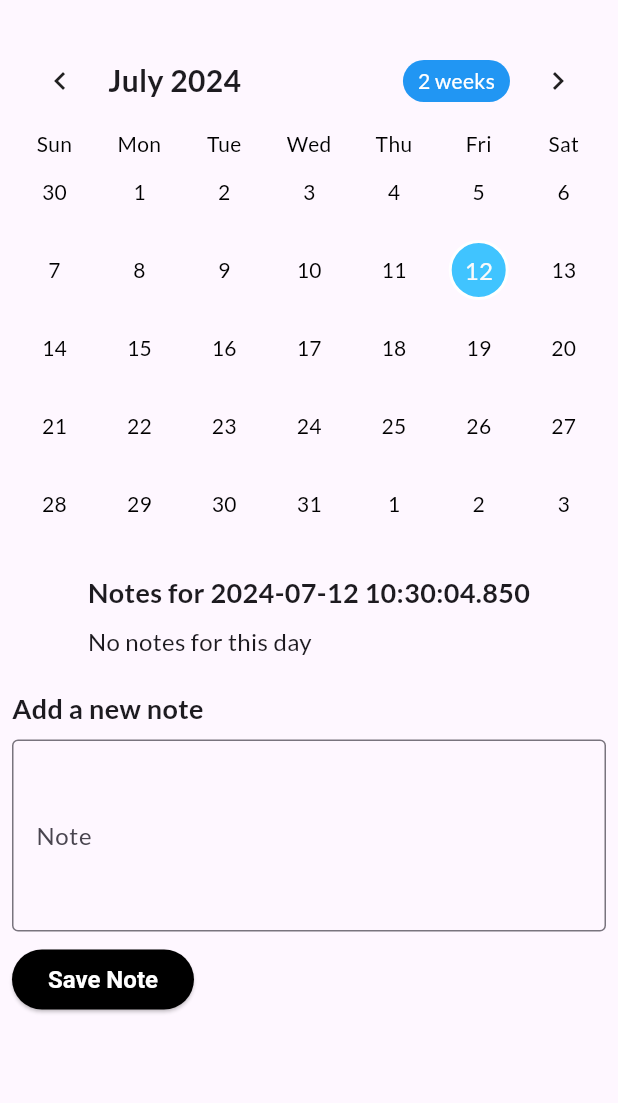
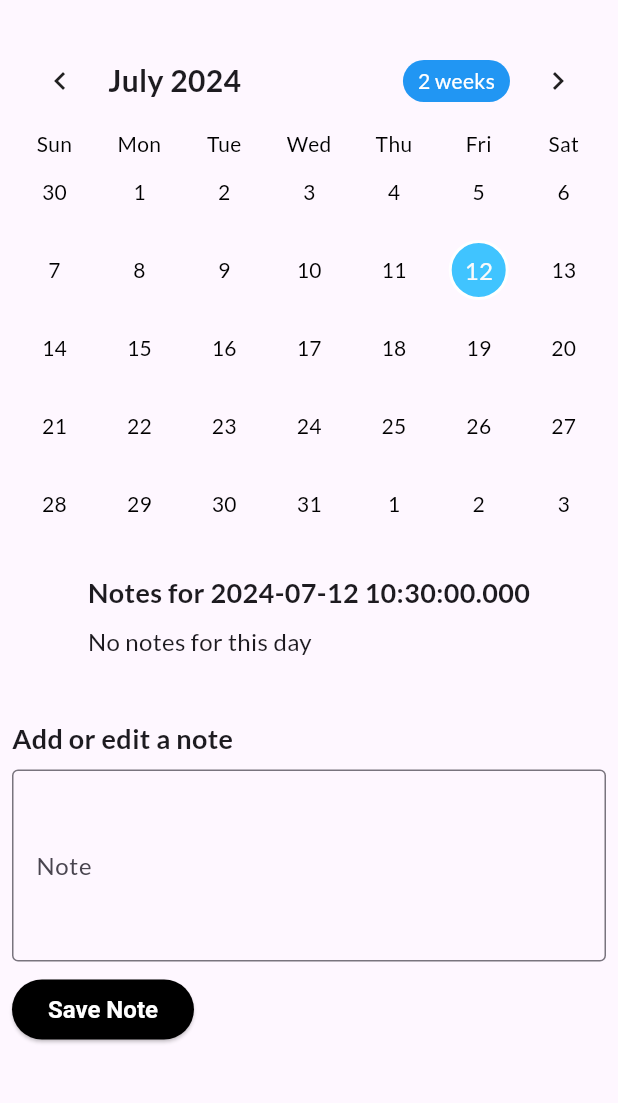
Before and after one commit to aadarshk7/Calender-App, a Flutter app: the CalendarHomePage screen opened by its route, after a tap on "Save Note", on a phone screen of 412 x 824 dp, the part 63-1166 px from its top. Run offline on Flutter 3.47's test engine with Material 3 defaults, Android fonts, the phone set to English and light mode, and no system bars; drawn by our look-alikes of table_calendar; our stand-ins replace google_fonts, shared_preferences; accounts and stored records are empty; statements that could not run were skipped.

Commit message:
Calender app

```diff
--- a/lib/main.dart
+++ b/lib/main.dart
@@ -3,7 +3,7 @@
 import 'package:google_fonts/google_fonts.dart';
 import 'package:shared_preferences/shared_preferences.dart';
 import 'dart:convert';
-import 'splash_screen.dart';
+import 'splashscreen.dart';
 
 void main() {
   runApp(CalendarApp());
@@ -27,7 +27,8 @@
         textTheme: GoogleFonts.latoTextTheme(Theme.of(context).textTheme),
         elevatedButtonTheme: ElevatedButtonThemeData(
           style: ElevatedButton.styleFrom(
-            foregroundColor: Colors.white, backgroundColor: Colors.black, // Text color
+            primary: Colors.black, // Background color
+            onPrimary: Colors.white, // Text color
             textStyle: TextStyle(fontSize: 16, fontWeight: FontWeight.bold),
           ),
         ),
@@ -62,6 +63,7 @@
   late DateTime _focusedDay;
   late DateTime _selectedDay;
   late Map<String, String> _notes;
+  final TextEditingController _noteController = TextEditingController();
 
   @override
   void initState() {
@@ -86,15 +88,23 @@
     await prefs.setString('notes', json.encode(_notes));
   }
 
-  void _addNoteForSelectedDay(String note) {
+  void _addOrUpdateNoteForSelectedDay(String note) {
     setState(() {
       _notes[_selectedDay.toString()] = note;
     });
     _saveNote();
   }
 
+  void _deleteNoteForSelectedDay() {
+    setState(() {
+      _notes.remove(_selectedDay.toString());
+    });
+    _saveNote();
+  }
+
   @override
   Widget build(BuildContext context) {
+    final note = _notes[_selectedDay.toString()];
     return Scaffold(
       appBar: AppBar(
         title: Text('Calendar App'),
@@ -123,6 +133,7 @@
                     _selectedDay = selectedDay;
                     _focusedDay = focusedDay;
                   });
+                  _noteController.text = _notes[selectedDay.toString()] ?? '';
                 },
                 onFormatChanged: (format) {
                   if (_calendarFormat != format) {
@@ -177,7 +188,7 @@
                 ),
               ),
               SizedBox(height: 20),
-              _buildNotesSection(),
+              _buildNotesSection(note),
               _buildAddNoteSection(),
             ],
           ),
@@ -186,8 +197,7 @@
     );
   }
 
-  Widget _buildNotesSection() {
-    final note = _notes[_selectedDay.toString()];
+  Widget _buildNotesSection(String? note) {
     return Column(
       crossAxisAlignment: CrossAxisAlignment.start,
       children: [
@@ -197,20 +207,35 @@
         ),
         SizedBox(height: 8),
         note != null
-            ? Text(note, style: TextStyle(fontSize: 16))
+            ? Card(
+          color: widget.isDarkMode ? Colors.grey[800] : Colors.white,
+          child: Padding(
+            padding: const EdgeInsets.all(8.0),
+            child: Text(note, style: TextStyle(fontSize: 16)),
+          ),
+        )
             : Text('No notes for this day', style: TextStyle(fontSize: 16)),
+        SizedBox(height: 20),
+        if (note != null)
+          ElevatedButton(
+            onPressed: _deleteNoteForSelectedDay,
+            child: Text('Delete Note'),
+            style: ElevatedButton.styleFrom(
+              primary: Colors.red,
+              onPrimary: Colors.white,
+            ),
+          ),
         SizedBox(height: 20),
       ],
     );
   }
 
   Widget _buildAddNoteSection() {
-    final TextEditingController _noteController = TextEditingController();
     return Column(
       crossAxisAlignment: CrossAxisAlignment.start,
       children: [
         Text(
-          'Add a new note',
+          'Add or edit a note',
           style: TextStyle(fontSize: 18, fontWeight: FontWeight.bold),
         ),
         SizedBox(height: 8),
@@ -226,7 +251,7 @@
         ElevatedButton(
           onPressed: () {
             if (_noteController.text.isNotEmpty) {
-              _addNoteForSelectedDay(_noteController.text);
+              _addOrUpdateNoteForSelectedDay(_noteController.text);
               _noteController.clear();
             }
           },
```
